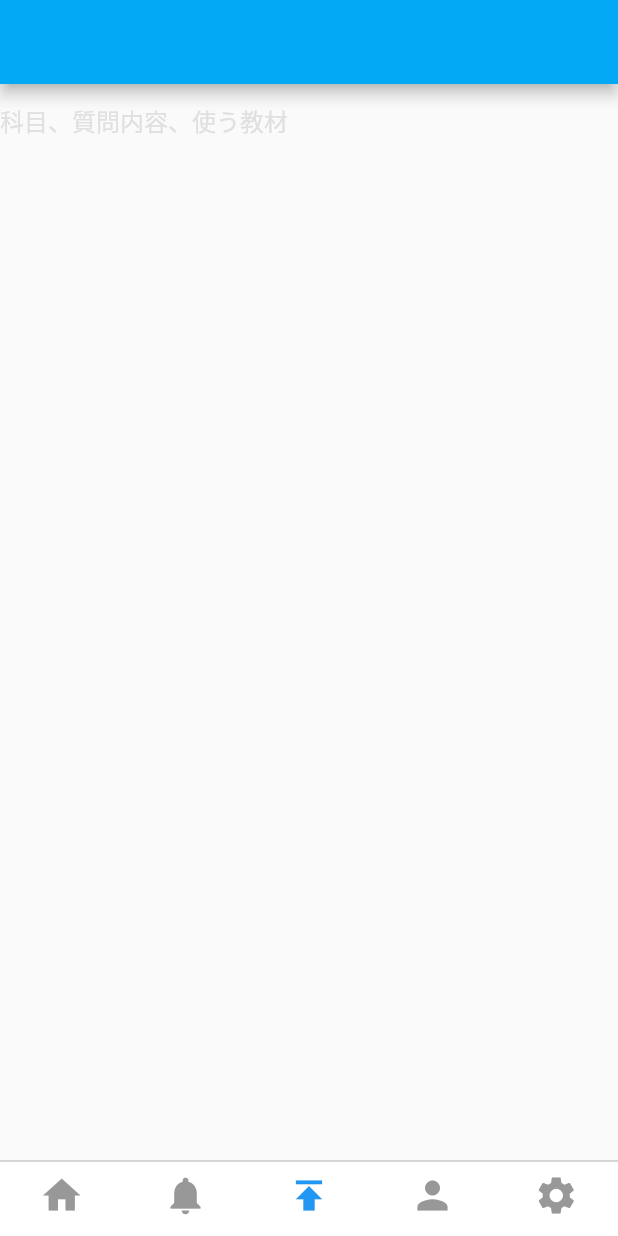
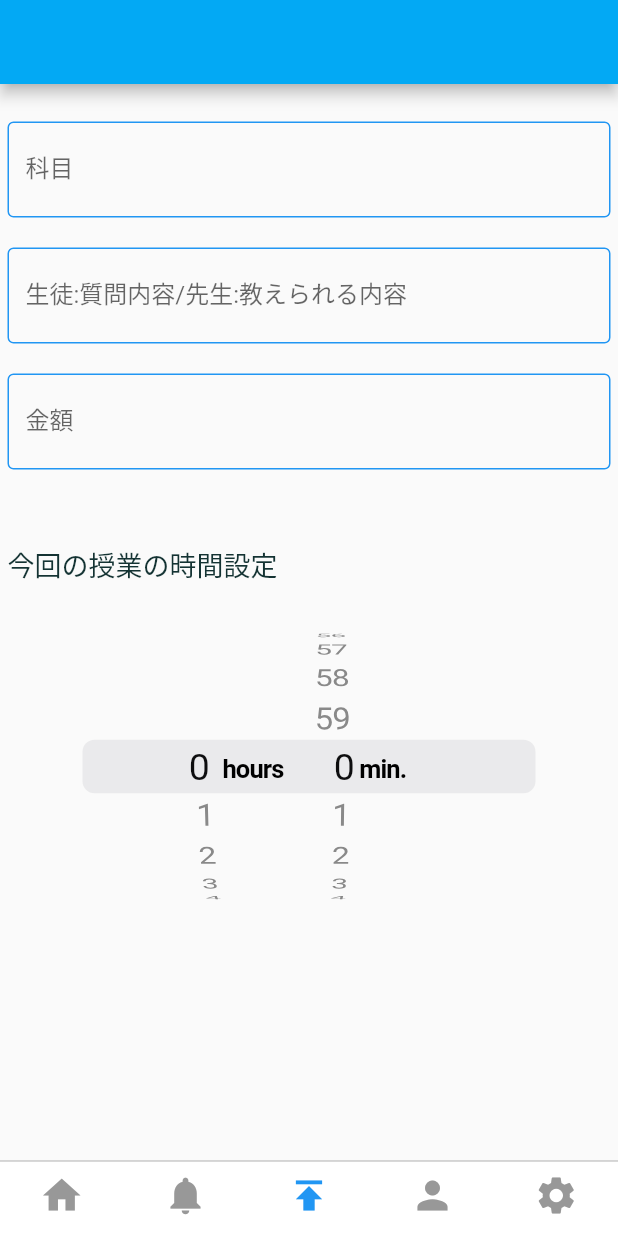
Before and after one commit to Aky-kashi/onetime, a Flutter app: the screen it shows after launch, item 3 of the bottom bar chosen, on a phone screen of 412 x 824 dp. Run offline on Flutter 3.47's test engine with Material 2 defaults, Android fonts, the phone set to English and light mode, and no system bars; our stand-ins replace cloud_firestore, firebase_auth, firebase_core, flutter_hooks, flutter_signin_button, fluttertoast and 4 more; accounts and stored records are empty.

Commit message:
Add post function 投稿ページを進めました。 Pushed by AKI

```diff
--- a/lib/screens/publish/publish_class_screen.dart
+++ b/lib/screens/publish/publish_class_screen.dart
@@ -1,4 +1,5 @@
 import "package:flutter/material.dart";
+import 'package:onetime/screens/publish/time_setting_button.dart';
 import 'package:onetime/view_models/post_view_model.dart';
 import 'package:provider/provider.dart';
 
@@ -12,10 +13,13 @@ class _PublishClassScreenState extends State<PublishClassScreen> {
 
   @override
   void initState() {
-    _captionController.addListener(() { _onCaptionUpdated();});
+    _captionController.addListener(() {
+      _onCaptionUpdated();
+    });
     // TODO: implement initState
     super.initState();
   }
+
   @override
   void dispose() {
     _captionController.dispose();
@@ -24,21 +28,63 @@ class _PublishClassScreenState extends State<PublishClassScreen> {
 
   @override
   Widget build(BuildContext context) {
-
     return Scaffold(
         appBar: AppBar(
           centerTitle: true,
           backgroundColor: Colors.lightBlue,
         ),
-      body:
-            TextField(
+        body: Container(
+            padding: EdgeInsets.all(5.0),
+            child: SingleChildScrollView(
+                child: Column(
+                    crossAxisAlignment: CrossAxisAlignment.stretch,
+                    children: <Widget>[
+                  Padding(
+                    padding: const EdgeInsets.only(top: 20.0),
+                    child: TextField(
                       controller: _captionController,
                       decoration: InputDecoration(
-                  hintText: "科目、質問内容、使う教材",
-                  hintStyle: TextStyle(color: Colors.grey[300]),
-                  border: InputBorder.none),
+                        hintText: "科目",
+                        labelText: '科目',
+                        border: InputBorder.none,
+                        enabledBorder: OutlineInputBorder(
+                          borderSide: BorderSide(color: Colors.blue),
                         ),
-    );
+                      ),
+                    ),
+                  ),
+                  Padding(
+                    padding: const EdgeInsets.only(top: 20.0),
+                    child: TextField(
+                      controller: _captionController,
+                      decoration: InputDecoration(
+                        hintText: "具体的に記入してください。",
+                        labelText: '生徒:質問内容/先生:教えられる内容',
+                        border: InputBorder.none,
+                        enabledBorder: OutlineInputBorder(
+                          borderSide: BorderSide(color: Colors.blue),
+                        ),
+                      ),
+                    ),
+                  ),
+                  Padding(
+                    padding: const EdgeInsets.only(top: 20.0),
+                    child: TextField(
+                      controller: _captionController,
+                      decoration: InputDecoration(
+                        hintText: "今回の授業の金額設定をしてください。",
+                        labelText: '金額',
+                        border: InputBorder.none,
+                        enabledBorder: OutlineInputBorder(
+                          borderSide: BorderSide(color: Colors.blue),
+                        ),
+                      ),
+                    ),
+                  ),
+                  Text("今回の授業の時間設定",style: TextStyle(height: 5, fontSize: 18),
+                  ),
+                  Time()
+                ]))));
   }
 
   _onCaptionUpdated() {
--- /dev/null
+++ b/lib/screens/publish/time_setting_button.dart
@@ -0,0 +1,25 @@
+import 'package:flutter/cupertino.dart';
+import"package:flutter/material.dart";
+
+class Time extends StatefulWidget {
+  @override
+  _TimeState createState() => _TimeState();
+}
+
+class _TimeState extends State<Time> {
+  Duration initialtimer = new Duration();
+
+  @override
+  Widget build(BuildContext context) {
+    return CupertinoTimerPicker(
+      mode: CupertinoTimerPickerMode.hm,
+      minuteInterval: 1,
+      initialTimerDuration: initialtimer,
+      onTimerDurationChanged: (Duration changedtimer) {
+        setState(() {
+          initialtimer = changedtimer;
+        });
+      },
+    );
+  }
+}
```
Lines whose indentation alone changed are shown as unchanged.
